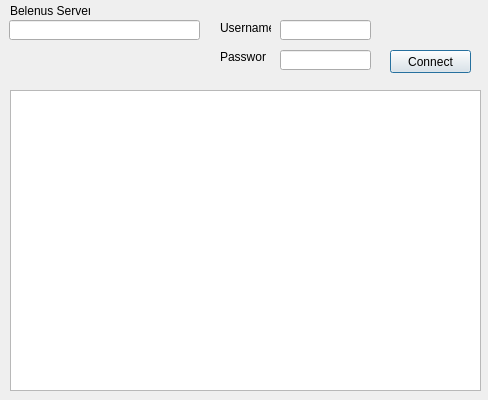
Qt form serveradmin/mainwindow.ui (tbikfalvi/Belenus) before a commit.
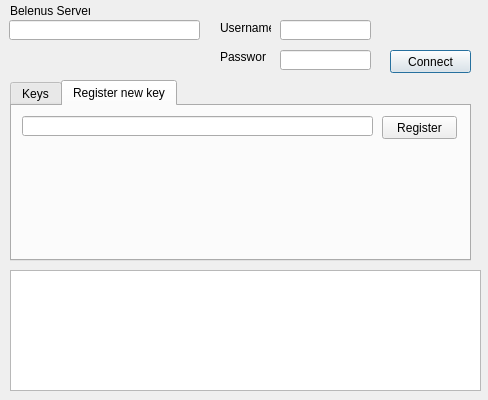
The same form after that commit.

```diff
--- a/serveradmin/mainwindow.ui
+++ b/serveradmin/mainwindow.ui
@@ -92,9 +92,9 @@
    <property name="geometry">
     <rect>
      <x>10</x>
-     <y>90</y>
+     <y>270</y>
      <width>471</width>
-     <height>301</height>
+     <height>121</height>
     </rect>
    </property>
   </widget>
@@ -147,6 +147,62 @@
     <enum>QLineEdit::PasswordEchoOnEdit</enum>
    </property>
   </widget>
+  <widget class="QTabWidget" name="tabWidget">
+   <property name="geometry">
+    <rect>
+     <x>10</x>
+     <y>80</y>
+     <width>461</width>
+     <height>181</height>
+    </rect>
+   </property>
+   <property name="currentIndex">
+    <number>1</number>
+   </property>
+   <widget class="QWidget" name="tab">
+    <attribute name="title">
+     <string>Keys</string>
+    </attribute>
+    <widget class="QListView" name="listView">
+     <property name="geometry">
+      <rect>
+       <x>0</x>
+       <y>0</y>
+       <width>461</width>
+       <height>161</height>
+      </rect>
+     </property>
+    </widget>
+   </widget>
+   <widget class="QWidget" name="tab_2">
+    <attribute name="title">
+     <string>Register new key</string>
+    </attribute>
+    <widget class="QLineEdit" name="iNewKey">
+     <property name="geometry">
+      <rect>
+       <x>10</x>
+       <y>10</y>
+       <width>351</width>
+       <height>20</height>
+      </rect>
+     </property>
+    </widget>
+    <widget class="QPushButton" name="pushButton">
+     <property name="geometry">
+      <rect>
+       <x>370</x>
+       <y>10</y>
+       <width>75</width>
+       <height>23</height>
+      </rect>
+     </property>
+     <property name="text">
+      <string>Register</string>
+     </property>
+    </widget>
+   </widget>
+  </widget>
  </widget>
  <resources/>
  <connections/>
```
